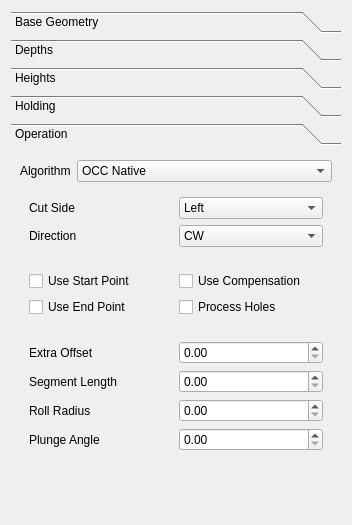
Before: the Qt Designer form src/Mod/Path/Gui/Resources/panels/ProfileEdit.ui in berndhahnebach/All_FreeCAD, drawn with Qt 5.
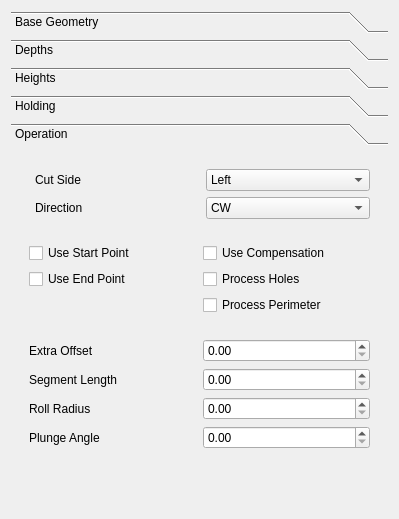
After: the same form once the commit is applied. The open tabs and pages were chosen to show the change. Icons and pictures are not drawn. Custom widgets are drawn as their Qt base class.

Diff of the .ui file:
```diff
--- a/src/Mod/Path/Gui/Resources/panels/ProfileEdit.ui
+++ b/src/Mod/Path/Gui/Resources/panels/ProfileEdit.ui
@@ -6,8 +6,8 @@
    <rect>
     <x>0</x>
     <y>0</y>
-    <width>352</width>
-    <height>525</height>
+    <width>399</width>
+    <height>519</height>
    </rect>
   </property>
   <property name="minimumSize">
@@ -286,8 +286,8 @@
        <rect>
         <x>0</x>
         <y>0</y>
-        <width>334</width>
-        <height>358</height>
+        <width>381</width>
+        <height>353</height>
        </rect>
       </property>
       <attribute name="icon">
@@ -301,83 +301,16 @@
        <property name="fieldGrowthPolicy">
         <enum>QFormLayout::AllNonFixedFieldsGrow</enum>
        </property>
-       <item row="0" column="0">
-        <widget class="QLabel" name="label_7">
-         <property name="text">
-          <string>Algorithm</string>
-         </property>
-        </widget>
-       </item>
-       <item row="0" column="1">
-        <widget class="QComboBox" name="algorithmSelect">
-         <item>
-          <property name="text">
-           <string>OCC Native</string>
-          </property>
-         </item>
-         <item>
-          <property name="text">
-           <string>libarea</string>
-          </property>
-         </item>
-        </widget>
-       </item>
        <item row="4" column="0" colspan="2">
-        <widget class="QWidget" name="widget_3" native="true">
-         <layout class="QGridLayout" name="gridLayout_5">
-          <item row="0" column="0">
-           <widget class="QLabel" name="label_9">
-            <property name="text">
-             <string>Cut Side</string>
-            </property>
-           </widget>
-          </item>
-          <item row="0" column="1">
-           <widget class="QComboBox" name="cutSide">
-            <item>
-             <property name="text">
-              <string>Left</string>
-             </property>
-            </item>
-            <item>
-             <property name="text">
-              <string>Right</string>
-             </property>
-            </item>
-            <item>
-             <property name="text">
-              <string>On</string>
-             </property>
-            </item>
-           </widget>
-          </item>
-          <item row="1" column="0">
-           <widget class="QLabel" name="label_12">
-            <property name="text">
-             <string>Direction</string>
-            </property>
-           </widget>
-          </item>
-          <item row="1" column="1">
-           <widget class="QComboBox" name="direction">
-            <item>
-             <property name="text">
-              <string>CW</string>
-             </property>
-            </item>
-            <item>
-             <property name="text">
-              <string>CCW</string>
-             </property>
-            </item>
-           </widget>
-          </item>
-         </layout>
-        </widget>
-       </item>
-       <item row="5" column="0" colspan="2">
         <widget class="QWidget" name="widget_2" native="true">
          <layout class="QGridLayout" name="gridLayout_4">
+          <item row="2" column="0">
+           <widget class="QCheckBox" name="useEndPoint">
+            <property name="text">
+             <string>Use End Point</string>
+            </property>
+           </widget>
+          </item>
           <item row="0" column="0">
            <widget class="QCheckBox" name="useStartPoint">
             <property name="text">
@@ -385,31 +318,31 @@
             </property>
            </widget>
           </item>
-          <item row="0" column="1">
+          <item row="0" column="2">
            <widget class="QCheckBox" name="useCompensation">
             <property name="text">
              <string>Use Compensation</string>
             </property>
            </widget>
           </item>
-          <item row="1" column="0">
-           <widget class="QCheckBox" name="useEndPoint">
-            <property name="text">
-             <string>Use End Point</string>
-            </property>
-           </widget>
-          </item>
-          <item row="1" column="1">
+          <item row="2" column="2">
            <widget class="QCheckBox" name="processHoles">
             <property name="text">
              <string>Process Holes</string>
             </property>
            </widget>
           </item>
+          <item row="3" column="2">
+           <widget class="QCheckBox" name="processPerimeter">
+            <property name="text">
+             <string>Process Perimeter</string>
+            </property>
+           </widget>
+          </item>
          </layout>
         </widget>
        </item>
-       <item row="6" column="0" colspan="2">
+       <item row="5" column="0" colspan="2">
         <widget class="QWidget" name="widget_4" native="true">
          <layout class="QGridLayout" name="gridLayout_6">
           <item row="0" column="0">
@@ -455,6 +388,72 @@
          </layout>
         </widget>
        </item>
+       <item row="6" column="1">
+        <spacer name="verticalSpacer">
+         <property name="orientation">
+          <enum>Qt::Vertical</enum>
+         </property>
+         <property name="sizeHint" stdset="0">
+          <size>
+           <width>20</width>
+           <height>40</height>
+          </size>
+         </property>
+        </spacer>
+       </item>
+       <item row="0" column="1">
+        <widget class="QWidget" name="widget_3" native="true">
+         <layout class="QGridLayout" name="gridLayout_5">
+          <item row="0" column="0">
+           <widget class="QLabel" name="label_9">
+            <property name="text">
+             <string>Cut Side</string>
+            </property>
+           </widget>
+          </item>
+          <item row="0" column="1">
+           <widget class="QComboBox" name="cutSide">
+            <item>
+             <property name="text">
+              <string>Left</string>
+             </property>
+            </item>
+            <item>
+             <property name="text">
+              <string>Right</string>
+             </property>
+            </item>
+            <item>
+             <property name="text">
+              <string>On</string>
+             </property>
+            </item>
+           </widget>
+          </item>
+          <item row="1" column="0">
+           <widget class="QLabel" name="label_12">
+            <property name="text">
+             <string>Direction</string>
+            </property>
+           </widget>
+          </item>
+          <item row="1" column="1">
+           <widget class="QComboBox" name="direction">
+            <item>
+             <property name="text">
+              <string>CW</string>
+             </property>
+            </item>
+            <item>
+             <property name="text">
+              <string>CCW</string>
+             </property>
+            </item>
+           </widget>
+          </item>
+         </layout>
+        </widget>
+       </item>
       </layout>
      </widget>
     </widget>
```
Left out of the diff: 90 changed lines with no effect on the pictures.
